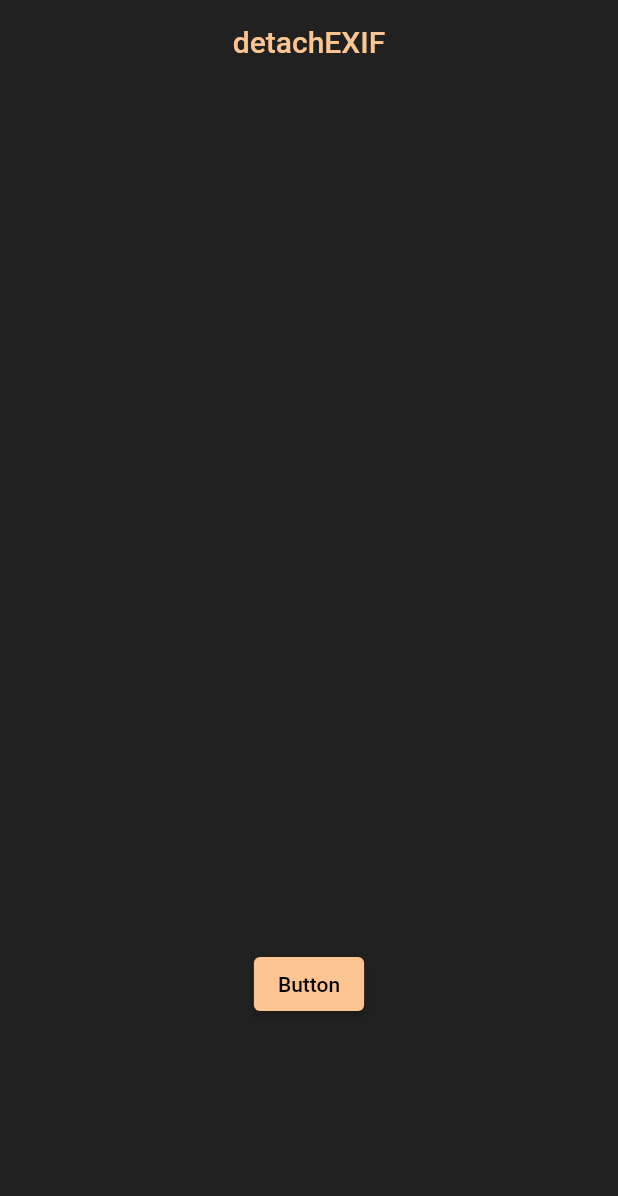
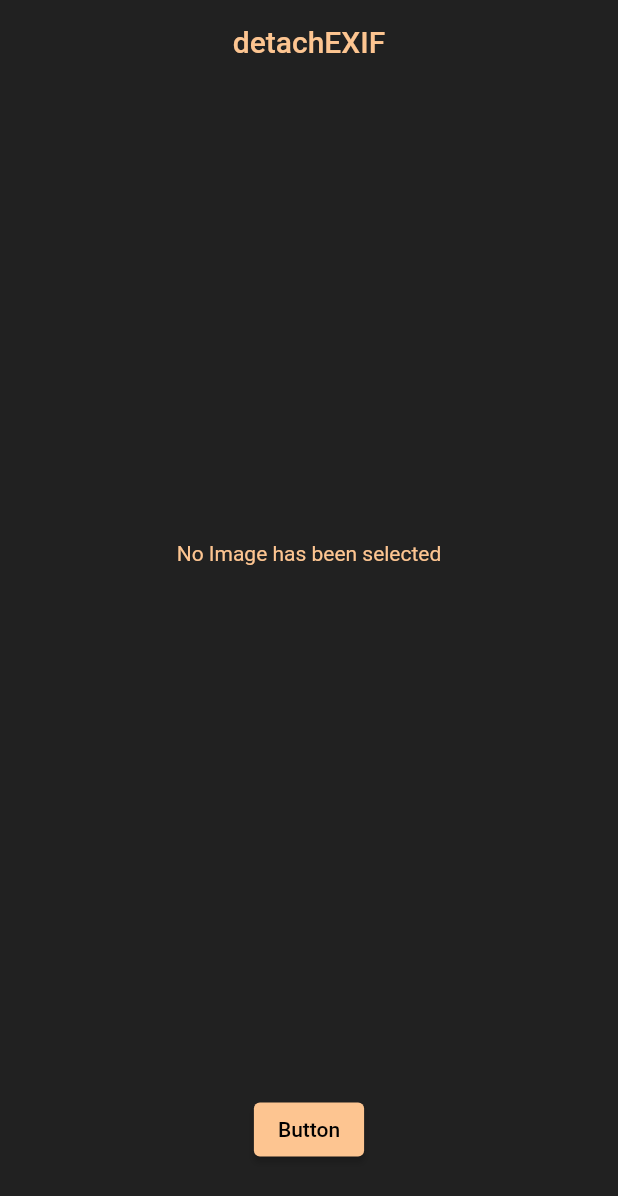
Before and after one commit to umang-sinha/detachexif, a Flutter app: the screen it shows after launch, on a phone screen of 412 x 824 dp. Shown: the top 1196 px of the screen. Run offline on Flutter 3.47's test engine with Material 2 defaults, Android fonts, the light colour scheme and no system bars; our stand-ins replace image_picker.

Commit message:
UI Improvements on home screen

```diff
--- a/lib/ui/screens/HomePage.dart
+++ b/lib/ui/screens/HomePage.dart
@@ -1,3 +1,5 @@
+import 'dart:io';
+
 import 'package:flutter/material.dart';
 import 'package:image_picker/image_picker.dart';
 
@@ -35,13 +37,24 @@ class _HomePageState extends State<HomePage> {
         centerTitle: true,
       ),
       body: Column(
-        mainAxisAlignment: MainAxisAlignment.center,
+        mainAxisAlignment: MainAxisAlignment.spaceAround,
         children: <Widget>[
           Padding(
             padding: const EdgeInsets.all(16.0),
             child: Container(
               width: MediaQuery.of(context).size.width,
-              height: 400,
+              height: 500,
+              child: _image == null
+                  ? Center(
+                    child: Text(
+                        'No Image has been selected',
+                        textAlign: TextAlign.center,
+                        style: TextStyle(
+                          color: createMaterialColor(Color(0xFFFDC591)),
+                        ),
+                      ),
+                  )
+                  : Image.file(File(_image!.path)),
             ),
           ),
           ElevatedButton(
```
